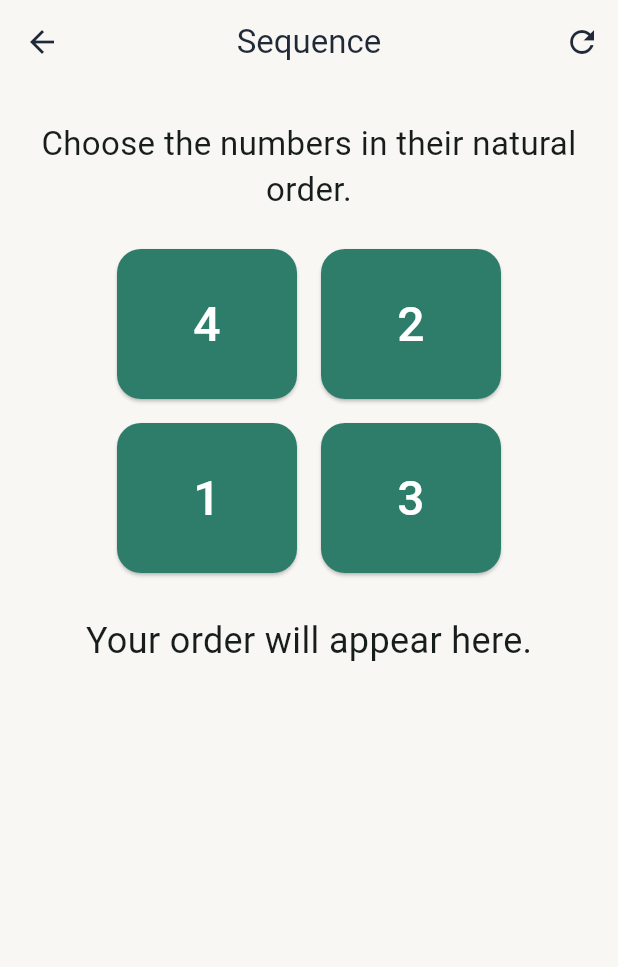
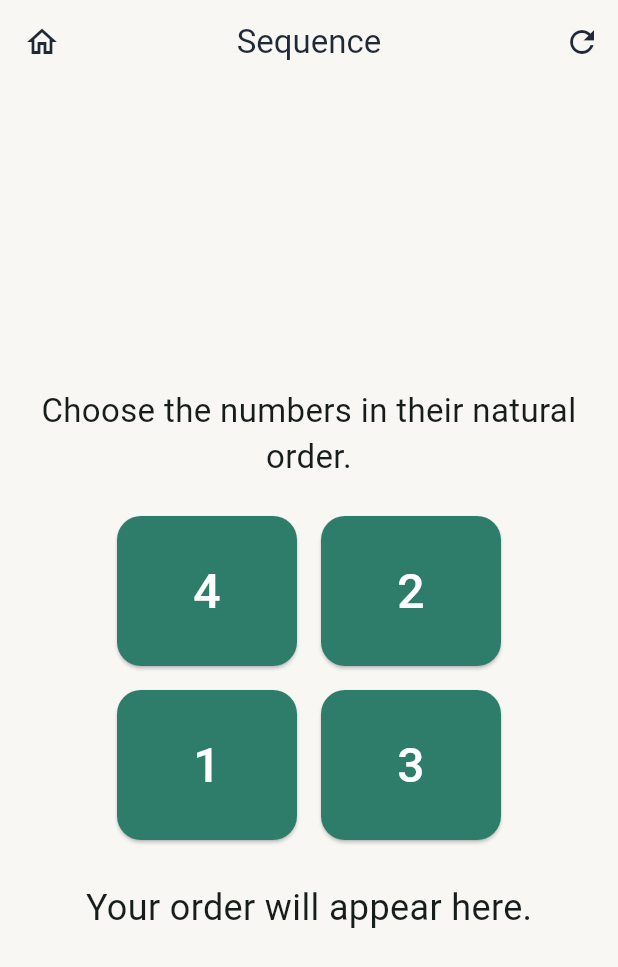
Before and after one commit to dipli2006/YaadSaathi, a Flutter app: the SequenceScreen screen opened directly, on a phone screen of 412 x 824 dp. Shown: the top 967 px of the screen. Run offline on Flutter 3.47's test engine with Material 3 defaults, Android fonts, the phone set to English and light mode, and no system bars.

Commit message:
Center games and add home navigation

```diff
--- a/frontend/lib/features/games/sequence_screen.dart
+++ b/frontend/lib/features/games/sequence_screen.dart
@@ -1,4 +1,6 @@
 import 'package:flutter/material.dart';
+
+import '../../core/routes/app_routes.dart';
 
 class SequenceScreen extends StatefulWidget {
   const SequenceScreen({super.key});
@@ -38,6 +40,14 @@ class _SequenceScreenState extends State<SequenceScreen> {
     return Scaffold(
       appBar: AppBar(
         title: const Text('Sequence'),
+        leading: IconButton(
+          onPressed: () => Navigator.popUntil(
+            context,
+            ModalRoute.withName(AppRoutes.elderlyHome),
+          ),
+          icon: const Icon(Icons.home_outlined),
+          tooltip: 'Home',
+        ),
         actions: [
           IconButton(
             onPressed: _reset,
@@ -46,10 +56,14 @@ class _SequenceScreenState extends State<SequenceScreen> {
           ),
         ],
       ),
-      body: Padding(
-        padding: const EdgeInsets.all(24),
-        child: Column(
-          children: [
+      body: Center(
+        child: SingleChildScrollView(
+          padding: const EdgeInsets.all(24),
+          child: ConstrainedBox(
+            constraints: const BoxConstraints(maxWidth: 720),
+            child: Column(
+              crossAxisAlignment: CrossAxisAlignment.center,
+              children: [
             const Text(
               'Choose the numbers in their natural order.',
               textAlign: TextAlign.center,
@@ -84,7 +98,9 @@ class _SequenceScreenState extends State<SequenceScreen> {
               const SizedBox(height: 24),
               Text(_message!, textAlign: TextAlign.center, style: const TextStyle(fontSize: 18)),
             ],
-          ],
+              ],
+            ),
+          ),
         ),
       ),
     );
```
Also changed, not shown: frontend/lib/features/games/game_selection_screen.dart (+12 -1 lines), frontend/lib/features/games/memory_match_screen.dart (+10 -0 lines), frontend/lib/features/games/remember_objects_screen.dart (+10 -0 lines).
